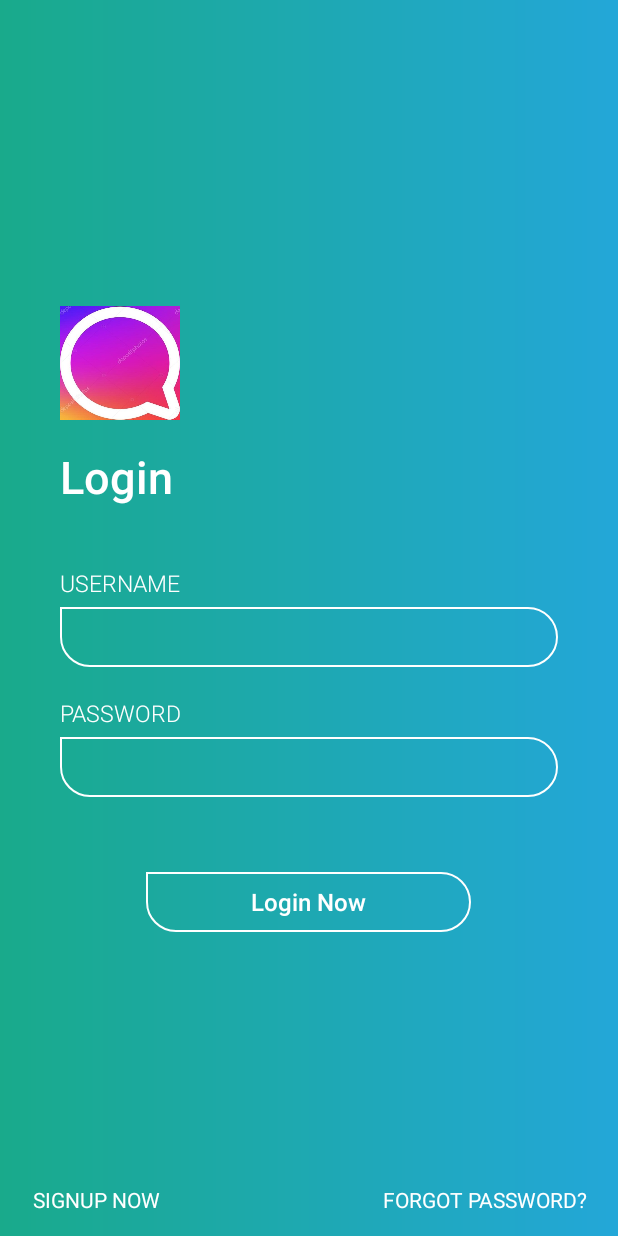
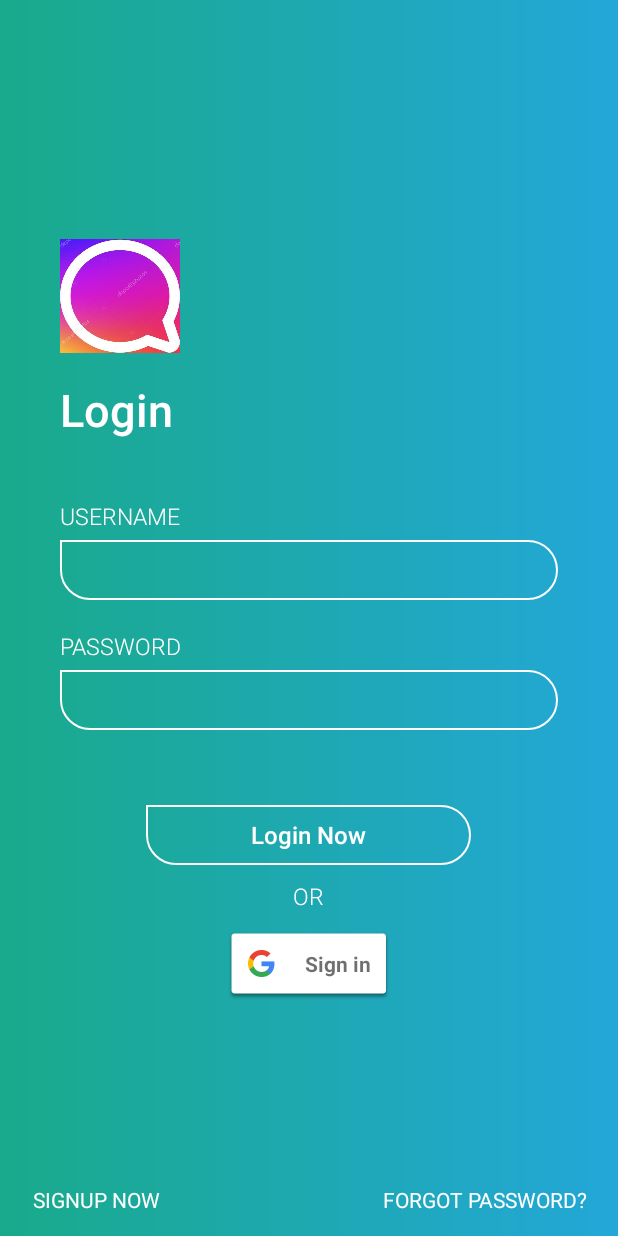
Before and after one commit to chirayu-joshi/IntraChat, an Android app: the screen it shows after launch (MainActivity), on a phone screen of 412 x 824 dp. Run offline under Robolectric (Android 15) with nearby library versions, the phone set to English and light mode, and no system bars; our stand-ins replace Firebase (no records; nobody signed in at launch, a user with empty details on screens opened directly).

Commit message:
temperarory sign in feature added

```diff
--- a/app/build.gradle
+++ b/app/build.gradle
@@ -1,4 +1,5 @@
 apply plugin: 'com.android.application'
+apply plugin: 'com.google.gms.google-services'
 
 android {
     compileSdkVersion 28
@@ -27,4 +28,6 @@ dependencies {
     androidTestImplementation 'androidx.test:runner:1.1.1'
     androidTestImplementation 'androidx.test.espresso:espresso-core:3.1.1'
     implementation 'com.google.android.material:material:1.0.0'
+    implementation 'com.google.firebase:firebase-auth:19.0.0'
+    implementation 'com.google.android.gms:play-services-auth:17.0.0'
 }
--- a/app/src/main/java/com/example/intrachat/MainActivity.java
+++ b/app/src/main/java/com/example/intrachat/MainActivity.java
@@ -1,18 +1,31 @@
 package com.example.intrachat;
 
+import android.app.ProgressDialog;
+import android.content.Intent;
+import android.net.Uri;
 import android.os.Bundle;
 import android.os.Handler;
 import android.view.View;
+import android.widget.ImageView;
 import android.widget.RelativeLayout;
+import android.widget.TextView;
 
+import androidx.annotation.NonNull;
 import androidx.appcompat.app.AppCompatActivity;
 
-public class MainActivity extends AppCompatActivity {
+import com.google.android.gms.auth.api.signin.GoogleSignIn;
+import com.google.android.gms.auth.api.signin.GoogleSignInOptions;
+import com.google.android.gms.auth.api.signin.GoogleSignInClient;
+import com.google.android.gms.common.SignInButton;
+import com.google.android.gms.tasks.OnCompleteListener;
+import com.google.android.gms.tasks.Task;
+import com.google.firebase.auth.FirebaseAuth;
+import com.google.firebase.auth.FirebaseUser;
+
+public class MainActivity extends AppCompatActivity implements View.OnClickListener {
 
     RelativeLayout rellay1, rellay2;
-
     Handler handler = new Handler();
-
     Runnable runnable = new Runnable() {
         @Override
         public void run() {
@@ -20,6 +33,14 @@ public class MainActivity extends AppCompatActivity {
             rellay2.setVisibility(View.VISIBLE);
         }
     };
+
+    private static final int RC_SIGN_IN = 9001;
+    private FirebaseAuth mAuth;
+    private GoogleSignInClient mGoogleSignInClient;
+    private ProgressDialog pDialog;
+    private TextView mStatusTextView;
+    private TextView mDetailTextView;
+
     @Override
     protected void onCreate(Bundle savedInstanceState) {
         super.onCreate(savedInstanceState);
@@ -27,7 +48,71 @@ public class MainActivity extends AppCompatActivity {
 
         rellay1 = findViewById(R.id.rellay1);
         rellay2 = findViewById(R.id.rellay2);
+        handler.postDelayed(runnable, 2000);
 
-        handler.postDelayed(runnable, 2000);
+        GoogleSignInOptions gso = new GoogleSignInOptions.Builder(GoogleSignInOptions.DEFAULT_SIGN_IN)
+                .requestIdToken(getString(R.string.client_id))
+                .requestEmail()
+                .build();
+
+        findViewById(R.id.sign_in_button).setOnClickListener(this);
+
+        mGoogleSignInClient = GoogleSignIn.getClient(this, gso);
+
+        mAuth = FirebaseAuth.getInstance();
+
+        pDialog = new ProgressDialog(MainActivity.this);
+    }
+
+    private void signIn() {
+        Intent signInIntent = mGoogleSignInClient.getSignInIntent();
+        startActivityForResult(signInIntent, RC_SIGN_IN);
+    }
+
+    private void signOut() {
+        mAuth.signOut();
+
+        mGoogleSignInClient.signOut().addOnCompleteListener(this,
+                new OnCompleteListener<Void>() {
+                    @Override
+                    public void onComplete(@NonNull Task<Void> task) {
+                        updateUI(null);
+                    }
+                });
+    }
+
+    private void updateUI(FirebaseUser user) {
+        hideProgressDialog();
+
+        TextView displayName = findViewById(R.id.displayName);
+        ImageView profileImage = findViewById(R.id.profilePic);
+        if (user != null) {
+            displayName.setText(user.getDisplayName());
+            displayName.setVisibility(View.VISIBLE);
+
+            profileImage.setVisibility(View.VISIBLE);
+            findViewById(R.id.sign_in_button).setVisibility(View.GONE);
+            findViewById(R.id.sign_out_button).setVisibility(View.VISIBLE);
+        } else {
+            mStatusTextView.setText(R.string.signed_out);
+            mDetailTextView.setText(null);
+
+            findViewById(R.id.sign_in_button).setVisibility(View.VISIBLE);
+            findViewById(R.id.sign_out_button).setVisibility(View.GONE);
+        }
+    }
+
+    private void hideProgressDialog() {
+            pDialog.dismiss();
+    }
+
+    @Override
+    public void onClick(View v) {
+        int i = v.getId();
+        if (i == R.id.sign_in_button) {
+            signIn();
+        } else if (i == R.id.sign_out_button) {
+            signOut();
+        }
     }
 }
--- a/app/src/main/res/layout/activity_main.xml
+++ b/app/src/main/res/layout/activity_main.xml
@@ -28,7 +28,7 @@
             android:id="@+id/rellay1"
             android:layout_width="wrap_content"
             android:layout_height="wrap_content"
-            android:visibility="gone"
+
             android:layout_marginTop="15dp">
 
             <TextView
@@ -75,7 +75,22 @@
                         android:textColor="@color/white"
                         android:textSize="15sp"
                         tools:ignore="Autofill,LabelFor,TextFields" />
+
                 </LinearLayout>
+
+                <ImageView
+                    android:id="@+id/profilePic"
+                    android:layout_width="120dp"
+                    android:layout_height="120dp"
+                    android:layout_gravity="center"
+                    android:visibility="gone" />
+
+                <TextView
+                    android:id="@+id/displayName"
+                    android:layout_width="match_parent"
+                    android:layout_height="wrap_content"
+                    android:gravity="center"
+                    android:visibility="gone" />
 
                 <LinearLayout
                     android:layout_width="match_parent"
@@ -110,6 +125,7 @@
             </LinearLayout>
 
             <Button
+                android:id="@+id/login_button"
                 android:layout_width="wrap_content"
                 android:layout_height="40dp"
                 android:layout_below="@+id/linlay1"
@@ -123,6 +139,37 @@
                 android:textAllCaps="false"
                 android:textColor="@color/white"
                 android:textSize="16sp" />
+
+            <TextView
+                android:id="@+id/or"
+                android:layout_width="wrap_content"
+                android:layout_height="wrap_content"
+                android:layout_marginTop="10dp"
+                android:layout_marginBottom="10dp"
+                android:text="@string/or"
+                android:fontFamily="sans-serif-light"
+                android:layout_below="@id/login_button"
+                android:layout_centerHorizontal="true"
+                android:textSize="15sp"
+                android:textColor="@color/white" />
+
+            <com.google.android.gms.common.SignInButton
+                android:id="@+id/sign_in_button"
+                android:layout_width="wrap_content"
+                android:layout_height="wrap_content"
+                android:layout_below="@id/or"
+                android:layout_centerHorizontal="true" >
+
+            </com.google.android.gms.common.SignInButton>
+
+            <Button
+                android:id="@+id/sign_out_button"
+                android:layout_below="@id/or"
+                android:layout_centerHorizontal="true"
+                android:layout_width="wrap_content"
+                android:layout_height="wrap_content"
+                android:text="@string/logout"
+                android:visibility="gone" />
 
         </RelativeLayout>
 
--- a/app/src/main/res/values/strings.xml
+++ b/app/src/main/res/values/strings.xml
@@ -6,4 +6,8 @@
     <string name="login_now">Login Now</string>
     <string name="signup_now">Signup Now</string>
     <string name="forgot_password">Forgot Password?</string>
+    <string name="client_id">1022814735998-ptv7okqdoefja3i66djrd782t09jn3id.apps.googleusercontent.com</string>
+    <string name="or">OR</string>
+    <string name="logout">Logout</string>
+    <string name="signed_out">Signed out</string>
 </resources>
--- a/build.gradle
+++ b/build.gradle
@@ -8,6 +8,7 @@ buildscript {
     }
     dependencies {
         classpath 'com.android.tools.build:gradle:3.5.0'
+        classpath 'com.google.gms:google-services:4.2.0'
 
         // NOTE: Do not place your application dependencies here; they belong
         // in the individual module build.gradle files
```
Also changed, not shown: 1 other file.
